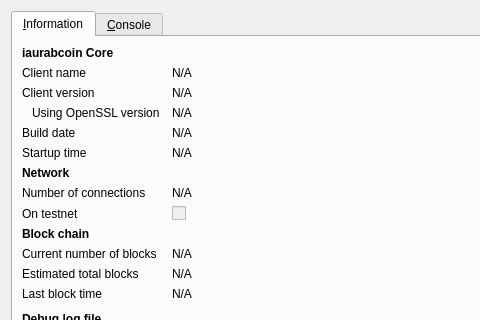
First picture: the form in src/qt/forms/rpcconsole.ui, repository Ferchodev/nuevo, before the edit; both pictures show x 0 to 480 and y 0 to 320 of the 740 by 450 pixel window.
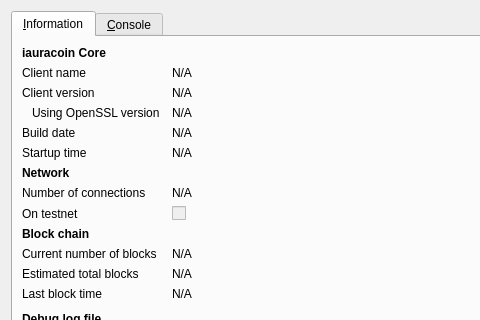
Second picture: the form after the edit. Icons and pictures are not drawn.

```diff
--- a/src/qt/forms/rpcconsole.ui
+++ b/src/qt/forms/rpcconsole.ui
@@ -36,7 +36,7 @@
           </font>
          </property>
          <property name="text">
-          <string>iaurabcoin Core</string>
+          <string>iauracoin Core</string>
          </property>
         </widget>
        </item>
```
Left out of the diff: 6 changed lines with no effect on the pictures.
